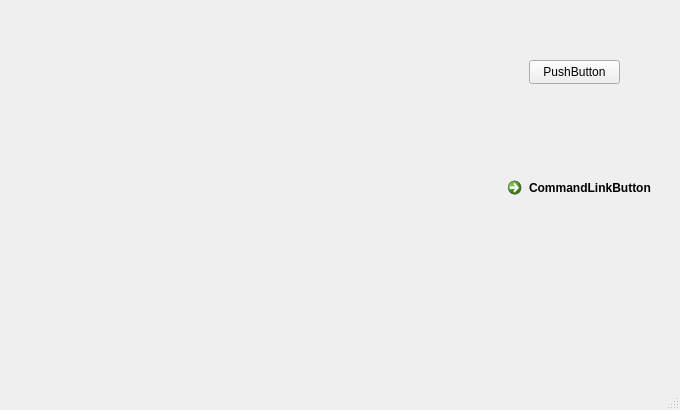
Above: Mainwindow.ui from batuhanyus/QDeployer before the change. Below: the same form after it.
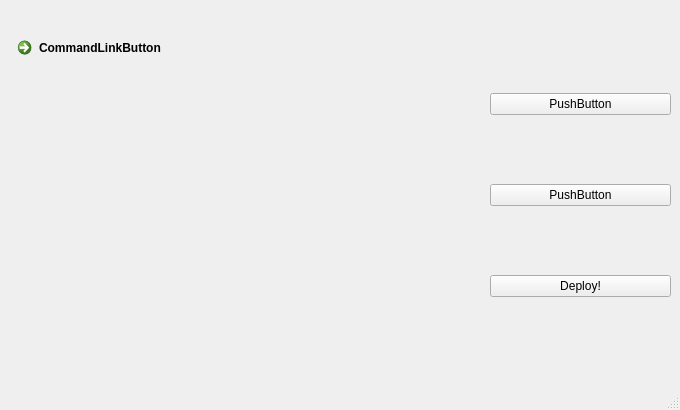
That is the form after the change.

Patch:
```diff
--- a/Mainwindow.ui
+++ b/Mainwindow.ui
@@ -23,36 +23,51 @@
       <height>331</height>
      </rect>
     </property>
-    <layout class="QVBoxLayout" name="verticalLayout"/>
+    <layout class="QVBoxLayout" name="verticalLayout">
+     <item>
+      <widget class="QCommandLinkButton" name="commandLinkButton">
+       <property name="text">
+        <string>CommandLinkButton</string>
+       </property>
+      </widget>
+     </item>
+    </layout>
    </widget>
-   <widget class="QPushButton" name="pushButton">
+   <widget class="QWidget" name="verticalLayoutWidget_2">
     <property name="geometry">
      <rect>
-      <x>529</x>
-      <y>60</y>
-      <width>91</width>
-      <height>24</height>
+      <x>490</x>
+      <y>30</y>
+      <width>181</width>
+      <height>331</height>
      </rect>
     </property>
-    <property name="text">
-     <string>PushButton</string>
-    </property>
-    <property name="flat">
-     <bool>false</bool>
-    </property>
-   </widget>
-   <widget class="QCommandLinkButton" name="commandLinkButton">
-    <property name="geometry">
-     <rect>
-      <x>500</x>
-      <y>170</y>
-      <width>168</width>
-      <height>41</height>
-     </rect>
-    </property>
-    <property name="text">
-     <string>CommandLinkButton</string>
-    </property>
+    <layout class="QVBoxLayout" name="verticalLayout_2">
+     <item>
+      <widget class="QPushButton" name="OpenSourceDialogBtn">
+       <property name="text">
+        <string>PushButton</string>
+       </property>
+       <property name="flat">
+        <bool>false</bool>
+       </property>
+      </widget>
+     </item>
+     <item>
+      <widget class="QPushButton" name="OpenDestDialogBtn">
+       <property name="text">
+        <string>PushButton</string>
+       </property>
+      </widget>
+     </item>
+     <item>
+      <widget class="QPushButton" name="OpenDeployDialogBtn">
+       <property name="text">
+        <string>Deploy!</string>
+       </property>
+      </widget>
+     </item>
+    </layout>
    </widget>
   </widget>
   <widget class="QMenuBar" name="menubar">
```
